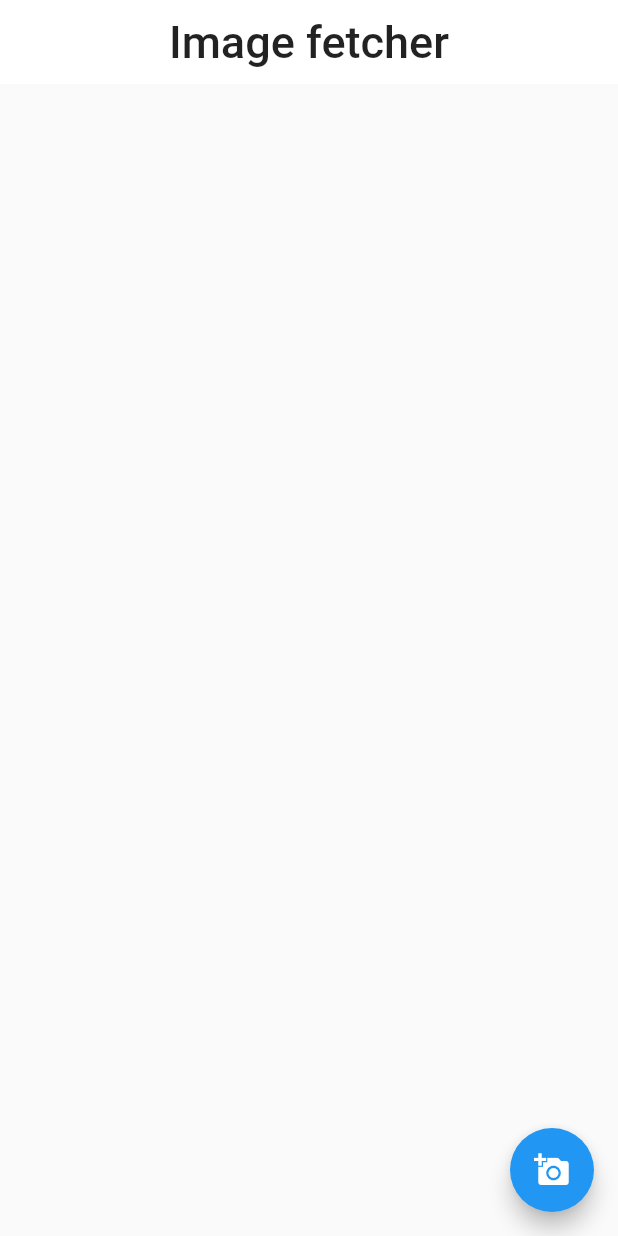
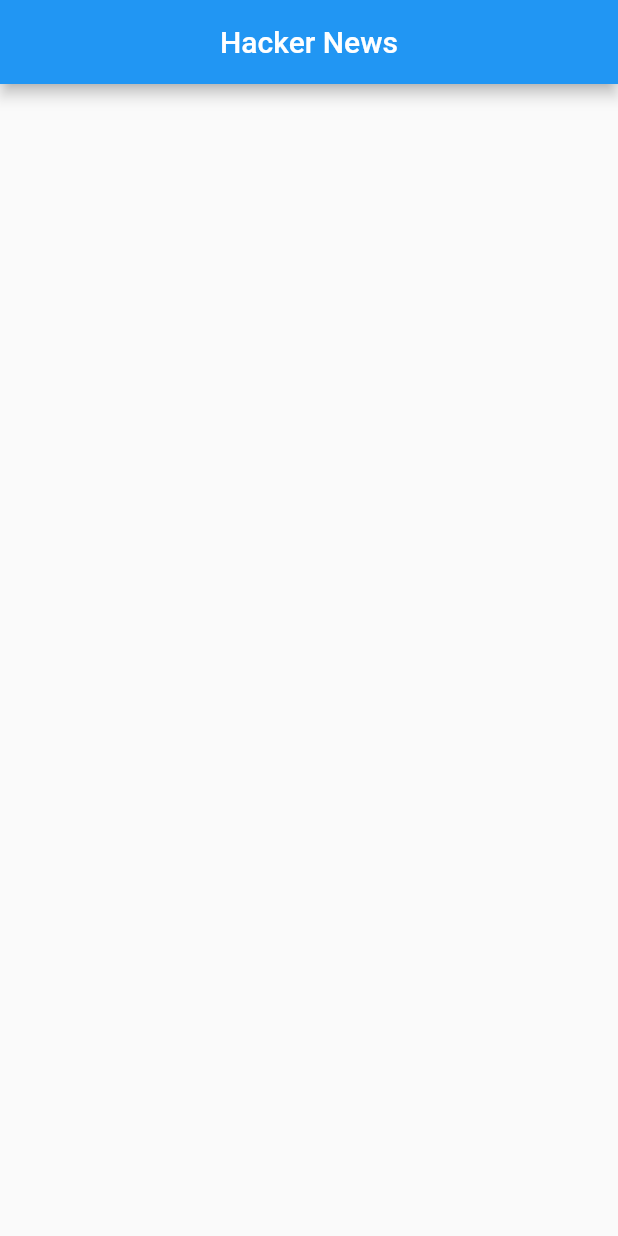
Before and after one commit to Damercy/FlutterIntermediate, a Flutter app: the screen it shows after launch, on a phone screen of 412 x 824 dp. Run offline on Flutter 3.47's test engine with Material 2 defaults, Android fonts, the phone set to English and light mode, and no system bars.

Commit message:
init for hacker news app

```diff
--- a/lib/src/app.dart
+++ b/lib/src/app.dart
@@ -1,15 +1,4 @@
-// import required packages
-import 'dart:convert';
-import 'package:UdemyFlutter/src/models/image_model.dart';
 import 'package:flutter/material.dart';
-import 'widgets/widget_getter_functions/appbar.dart';
-import 'widgets/widget_getter_functions/image_list.dart';
-
-// Means just import the get function out of everything; Performance boost
-import 'package:http/http.dart' show get;
-
-// define a class as stateful or stateless
-// Must define build() with context paramteter
 
 class App extends StatefulWidget {
   @override
@@ -17,35 +6,15 @@ class App extends StatefulWidget {
 }
 
 class _AppState extends State<App> {
-  int imageIdCounter = 1;
-  List<ImageModel> imageList = [];
-
-
-  void fetchImage() async {
-    imageIdCounter++; // Not in setState() as we don't care about displaying updating value
-    // State is however maintained
-    print("imageCount: $imageIdCounter");
-    var response = await get(
-        "https://jsonplaceholder.typicode.com/photos/$imageIdCounter");
-
-    var imageModel = ImageModel.fromJson(jsonDecode(response.body));
-
-    setState(() {
-      imageList.add(imageModel);  // Whenever this variable changes, re-render
-    });
-  }
-
   @override
   Widget build(BuildContext context) {
     return MaterialApp(
       home: Scaffold(
-        appBar: headerAppBar("Image fetcher"),
-        floatingActionButton: FloatingActionButton(
-          child: Icon(Icons.add_a_photo),
-          splashColor: Colors.blueAccent.shade700,
-          onPressed: fetchImage,
-        ), // NOTE: If a function calls another function, we can just pass the function reference as done here.
-        body: ImageList(imageList),
+        appBar: AppBar(
+          title: Text("Hacker News"),
+          centerTitle: true,
+        ),
+        body: Container(),
       ),
     );
   }
--- a/lib/src/models/image_model.dart
+++ /dev/null
@@ -1,24 +0,0 @@
-class ImageModel {
-  int id;
-  String url;
-  String title;
-
-  ImageModel(this.id, this.url, this.title);
-
-  // Syntax for named constructor. Allows us to instantiate from  a class in multiple ways.
-
-  ImageModel.fromJson(Map<String, dynamic> jsonData) {
-    id = jsonData['id'];
-    url = jsonData['url'];
-    title = jsonData['title'];
-  }
-
-  // Alternative shorthand syntax for named constructor
-  /*
-    ImageModel.fromJson(Map<String, dynamic> jsonData)
-      : id = jsonData['id'],
-        url = jsonData['url'],
-        title = jsonData['title'];
-
-  */
-}
--- a/lib/src/widgets/widget_getter_functions/appbar.dart
+++ /dev/null
@@ -1,16 +0,0 @@
-import 'package:flutter/material.dart';
-
-AppBar headerAppBar(String title){
-  return AppBar(
-    backgroundColor: Colors.white,
-    elevation: 0.0,
-    centerTitle: true,
-    title: Text(
-      title,
-      style: TextStyle(
-        color: Colors.black87,
-        fontSize: 30.0,
-      ),
-    ),
-  );
-}
--- a/lib/src/widgets/widget_getter_functions/image_list.dart
+++ /dev/null
@@ -1,44 +0,0 @@
-import 'package:UdemyFlutter/src/models/image_model.dart';
-import 'package:flutter/material.dart';
-
-class ImageList extends StatelessWidget {
-  // Thus stateless widgets can have instance variables but they must be final
-  final List<ImageModel> imageList;
-
-  ImageList(this.imageList);
-
-  @override
-  Widget build(BuildContext context) {
-    return ListView.builder(
-        itemCount: imageList.length,
-        itemBuilder: (context, index) {
-          return Container(
-              child: Padding(
-            padding: const EdgeInsets.all(16.0),
-            child: Column(
-              children: [
-                Image.network(imageList[index].url,
-                    loadingBuilder: (context, child, loadingProgress) {
-                  if (loadingProgress == null) return child;
-                  return Center(
-                    child: CircularProgressIndicator(
-                      value: loadingProgress.expectedTotalBytes != null
-                          ? loadingProgress.cumulativeBytesLoaded /
-                              loadingProgress.expectedTotalBytes
-                          : null,
-                    ),
-                  );
-                }),
-                SizedBox(
-                  height: 8.0,
-                ),
-                Text(
-                  imageList[index].title,
-                  textAlign: TextAlign.center,
-                )
-              ],
-            ),
-          ));
-        });
-  }
-}
```
